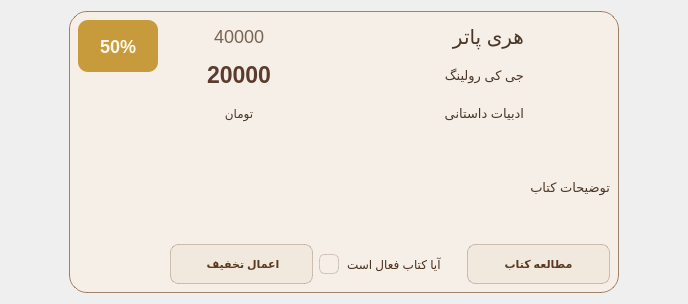
Above: Client/sharedbookcard.ui from Onyx1907/Lumina-EBook-Platform before the change. Below: the same form after it.
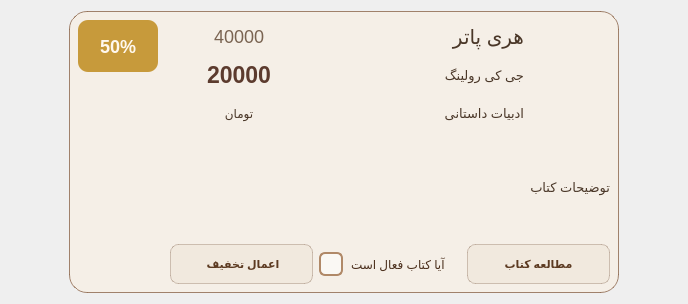
That is the form after the change. Icons and pictures are not drawn.

```diff
--- a/Client/sharedbookcard.ui
+++ b/Client/sharedbookcard.ui
@@ -526,33 +526,41 @@
           </property>
           <property name="styleSheet">
            <string notr="true">QCheckBox {
-    color: #4A2E1B; /* متن قهوه‌ای تیره */
+    color: #4A2E1B;
     font-family: &quot;Vazirmatn&quot;, &quot;Segoe UI&quot;;
     font-size: 12px;
     spacing: 8px;
 }
 
-/* مربع چک‌باکس در حالت غیرفعال (کرمی شیشه‌ای ملایم) */
 QCheckBox::indicator {
-    width: 18px;
-    height: 18px;
-    background-color: rgba(245, 239, 233, 0.4);
-    border: 1px solid rgba(111, 78, 55, 0.25);
+    width: 20px;
+    height: 20px;
     border-radius: 6px;
+    border: 2px solid #B08968;
+    background: rgba(255,255,255,0.55);
 }
 
-/* هاور روی مربع */
 QCheckBox::indicator:hover {
     background-color: rgba(197, 160, 126, 0.3);
     border: 1px solid rgba(111, 78, 55, 0.4);
 }
 
-/* وقتی کتاب فعال است (تیک خورده) -&gt; تبدیل به قهوه‌ای شکلاتی گرم شیشه‌ای */
+QCheckBox::indicator:pressed {
+    background: rgba(210,170,130,0.6);
+}
+
 QCheckBox::indicator:checked {
-    background-color: rgba(111, 78, 55, 0.8);
-    border: 1px solid #4A2E1B;
-    /* اگر آیکون تیک سفید داری آدرس بده، در غیر این صورت رنگ پر شده کفایت میکند */
-    image: url(:/icons/checkmark_white.png); 
+    background: #8B5E3C;
+    border: 2px solid #5E3A22;
+}
+
+QCheckBox::indicator:checked:hover {
+    background: #A66B42;
+    border: 2px solid #3E2617;
+}
+
+QCheckBox::indicator:checked:pressed {
+    background: #74462B;
 }</string>
           </property>
           <property name="text">
```
Left out of the diff: 4 changed lines with no effect on the pictures.
